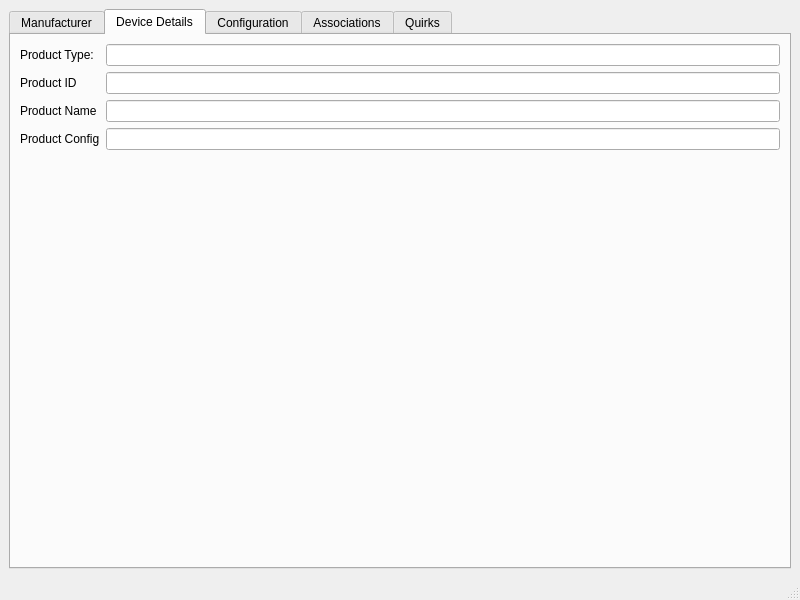
Above: devicedb-lib/devicedb.ui from OpenZWave/ozw-admin before the change. Below: the same form after it.
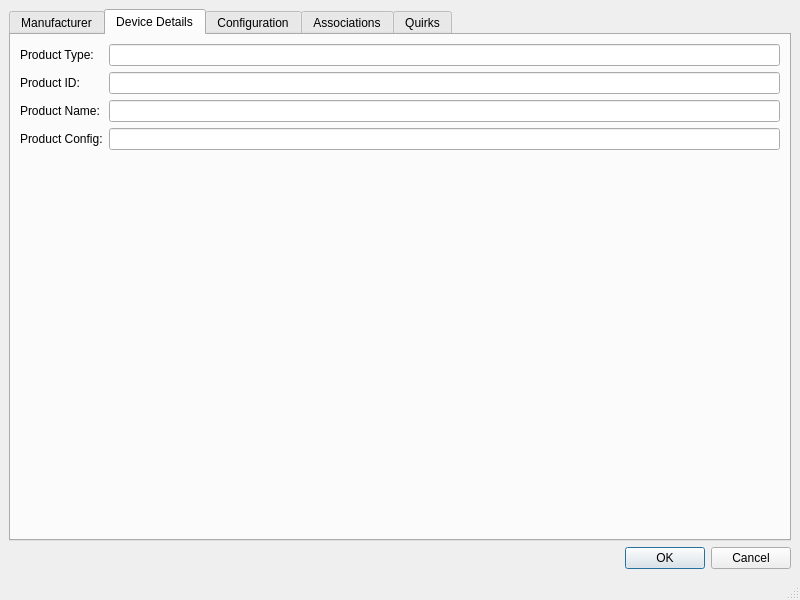
That is the form after the change. The open tabs and pages were chosen to show the change.

What changed in the file:
```diff
--- a/devicedb-lib/devicedb.ui
+++ b/devicedb-lib/devicedb.ui
@@ -16,6 +16,8 @@
   <widget class="QWidget" name="centralwidget">
    <layout class="QHBoxLayout" name="horizontalLayout">
     <item>
+     <layout class="QVBoxLayout" name="verticalLayout_2">
+      <item>
      <widget class="QTabWidget" name="DeviceDetails">
       <property name="currentIndex">
        <number>2</number>
@@ -77,34 +79,34 @@
         <item row="1" column="0">
          <widget class="QLabel" name="label_4">
           <property name="text">
-           <string>Product ID</string>
+             <string>Product ID:</string>
+            </property>
+           </widget>
+          </item>
+          <item row="1" column="1">
+           <widget class="QLineEdit" name="pid">
+            <property name="readOnly">
+             <bool>true</bool>
           </property>
          </widget>
         </item>
         <item row="2" column="0">
          <widget class="QLabel" name="label_5">
           <property name="text">
-           <string>Product Name</string>
-          </property>
-         </widget>
-        </item>
-        <item row="3" column="0">
-         <widget class="QLabel" name="label_6">
-          <property name="text">
-           <string>Product Config</string>
-          </property>
-         </widget>
-        </item>
-        <item row="1" column="1">
-         <widget class="QLineEdit" name="pid">
-          <property name="readOnly">
-           <bool>true</bool>
+             <string>Product Name:</string>
           </property>
          </widget>
         </item>
         <item row="2" column="1">
          <widget class="QLineEdit" name="pname"/>
         </item>
+          <item row="3" column="0">
+           <widget class="QLabel" name="label_6">
+            <property name="text">
+             <string>Product Config:</string>
+            </property>
+           </widget>
+          </item>
         <item row="3" column="1">
          <widget class="QLineEdit" name="pconfig">
           <property name="readOnly">
@@ -156,6 +158,15 @@
       </widget>
      </widget>
     </item>
+      <item>
+       <widget class="QDialogButtonBox" name="saveBtn">
+        <property name="standardButtons">
+         <set>QDialogButtonBox::Cancel|QDialogButtonBox::Ok</set>
+        </property>
+       </widget>
+      </item>
+     </layout>
+    </item>
    </layout>
   </widget>
   <widget class="QMenuBar" name="menubar">
```
Left out of the diff: 4 changed lines with no effect on the pictures. Lines whose indentation alone changed are shown as unchanged.
